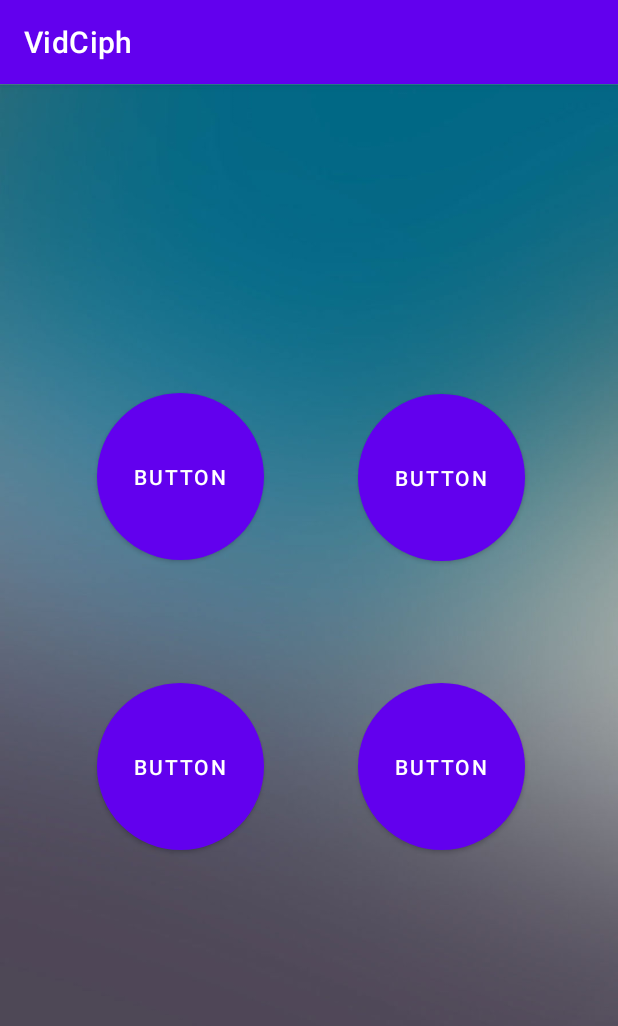
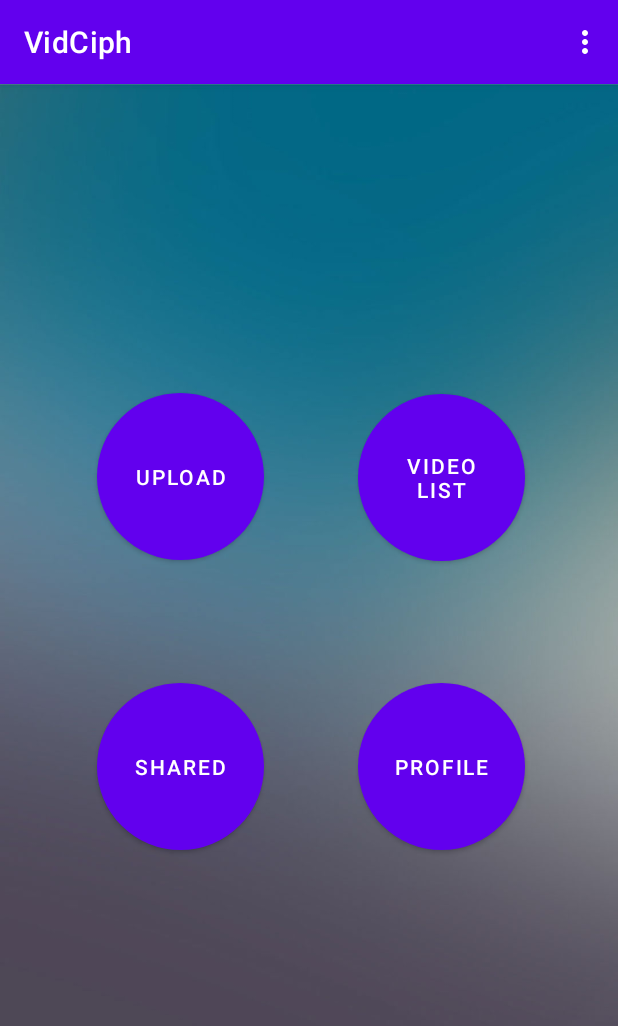
Before and after one commit to skmodi649/VidCiph, an Android app: the CentralActivity screen opened directly, with no data from a screen before it, on a phone screen of 412 x 824 dp. Shown: the top 1026 px of the screen. Run offline under Robolectric (Android 15) with nearby library versions, the phone set to English and light mode, and no system bars.

Commit message:
added menu option to central activity commit

```diff
--- a/app/src/main/java/com/example/vidciph/CentralActivity.java
+++ b/app/src/main/java/com/example/vidciph/CentralActivity.java
@@ -2,7 +2,10 @@ package com.example.vidciph;
 
 import androidx.appcompat.app.AppCompatActivity;
 
+import android.content.Intent;
 import android.os.Bundle;
+import android.view.Menu;
+import android.view.MenuItem;
 
 public class CentralActivity extends AppCompatActivity {
 
@@ -11,4 +14,21 @@ public class CentralActivity extends AppCompatActivity {
         super.onCreate(savedInstanceState);
         setContentView(R.layout.activity_central);
     }
+
+    @Override
+    public boolean onCreateOptionsMenu(Menu menu) {
+        // Inflate the menu; this adds items to the action bar if it is present.
+        getMenuInflater().inflate(R.menu.main, menu);
+        return true;
+    }
+
+    @Override
+    public boolean onOptionsItemSelected(MenuItem item) {
+        int id = item.getItemId();
+        if(id == R.id.item1){
+            startActivity(new Intent(CentralActivity.this, MainActivity.class));
+            return true;
+        }
+        return super.onOptionsItemSelected(item);
+    }
 }
--- a/app/src/main/res/layout/activity_central.xml
+++ b/app/src/main/res/layout/activity_central.xml
@@ -12,7 +12,7 @@
         android:layout_width="111dp"
         android:layout_height="111dp"
         android:background="@drawable/roundbutton"
-        android:text="Button"
+        android:text="PROFILE"
         app:layout_constraintBottom_toBottomOf="parent"
         app:layout_constraintEnd_toEndOf="parent"
         app:layout_constraintStart_toEndOf="@+id/button2"
@@ -24,7 +24,7 @@
         android:layout_width="111dp"
         android:layout_height="111dp"
         android:background="@drawable/roundbutton"
-        android:text="Button"
+        android:text="SHARED"
         app:layout_constraintBottom_toBottomOf="parent"
         app:layout_constraintEnd_toEndOf="parent"
         app:layout_constraintHorizontal_bias="0.216"
@@ -37,7 +37,7 @@
         android:layout_width="111dp"
         android:layout_height="111dp"
         android:background="@drawable/roundbutton"
-        android:text="Button"
+        android:text="UPLOAD"
         app:layout_constraintBottom_toBottomOf="parent"
         app:layout_constraintEnd_toEndOf="parent"
         app:layout_constraintHorizontal_bias="0.216"
@@ -50,7 +50,7 @@
         android:layout_width="111dp"
         android:layout_height="111dp"
         android:background="@drawable/roundbutton"
-        android:text="Button"
+        android:text="VIDEO LIST"
         app:layout_constraintBottom_toBottomOf="parent"
         app:layout_constraintEnd_toEndOf="parent"
         app:layout_constraintStart_toEndOf="@+id/button2"
--- /dev/null
+++ b/app/src/main/res/menu/main.xml
@@ -0,0 +1,5 @@
+<?xml version="1.0" encoding="utf-8"?>
+<menu xmlns:android="http://schemas.android.com/apk/res/android">
+    <item  android:id="@+id/item1"
+        android:title="Log out"/>
+</menu>
```
